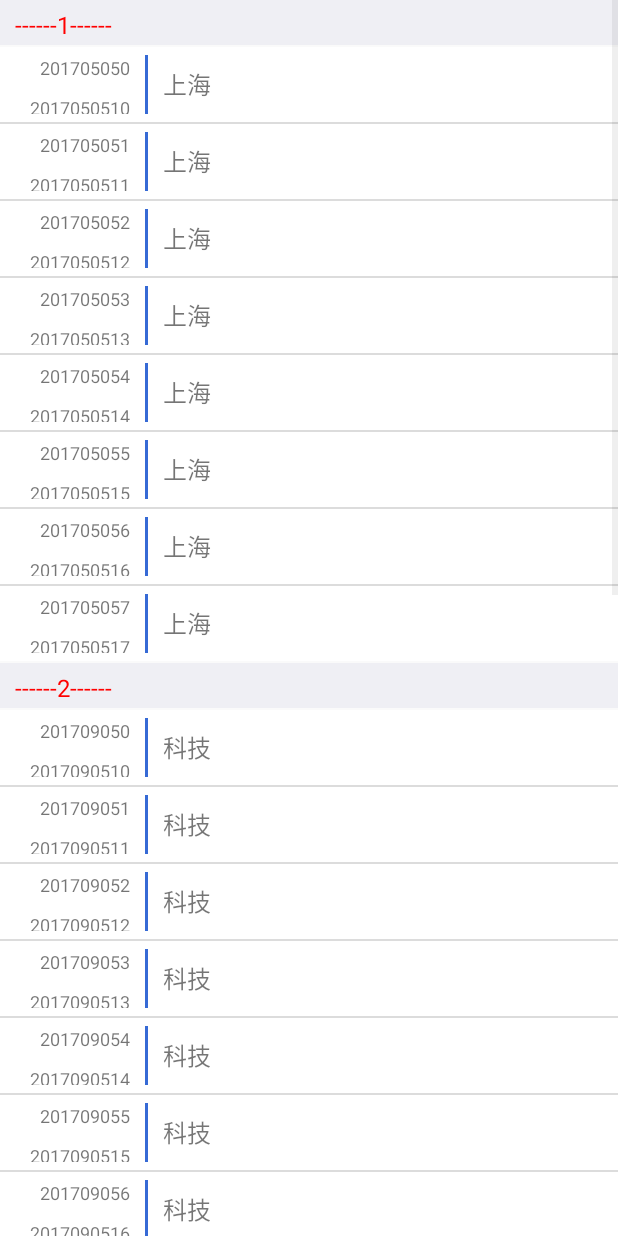
After one commit to 1097919195/MyRecyclerView, an Android app: the ListViewSectionActivity screen opened directly, with no data from a screen before it, on a phone screen of 412 x 824 dp. The commit adds this screen. Run offline under Robolectric (Android 15) with nearby library versions, the phone set to English and light mode, and no system bars.

Commit message:
sectionListView

```diff
--- a/app/src/main/AndroidManifest.xml
+++ b/app/src/main/AndroidManifest.xml
@@ -54,6 +54,7 @@
         <activity android:name=".activity.AnimActivity" />
         <activity android:name=".activity.TreeListActivity" />
         <activity android:name=".activity.ClipActivity" />
+        <activity android:name=".activity.ListViewSectionActivity" />
 
         <receiver
             android:name=".receiver.LockReceiver"
--- /dev/null
+++ b/app/src/main/java/com/example/zjl/myrecyclerview/activity/ListViewSectionActivity.java
@@ -0,0 +1,80 @@
+package com.example.zjl.myrecyclerview.activity;
+
+import android.app.Activity;
+import android.content.ClipData;
+import android.content.ClipboardManager;
+import android.content.Context;
+import android.content.Intent;
+import android.os.Bundle;
+import android.text.TextUtils;
+import android.view.View;
+import android.widget.Button;
+import android.widget.EditText;
+import android.widget.ListView;
+import android.widget.Toast;
+
+import com.example.zjl.myrecyclerview.R;
+import com.example.zjl.myrecyclerview.adapter.GroupListAdapter;
+import com.example.zjl.myrecyclerview.bean.DataModel;
+
+import java.util.ArrayList;
+import java.util.List;
+
+/**
+ * Created by Administrator on 2018/9/6 0006.
+ */
+
+public class ListViewSectionActivity extends Activity {
+    private Context mContext;
+    private ListView lv_list;
+
+    private List<DataModel> list=null;
+    private List<DataModel> groupkey=new ArrayList<DataModel>();
+    private List<DataModel> aList = new ArrayList<DataModel>();
+    private List<DataModel> bList = new ArrayList<DataModel>();
+
+    @Override
+    protected void onCreate(Bundle savedInstanceState) {
+        super.onCreate(savedInstanceState);
+        setContentView(R.layout.act_section);
+
+        mContext = this;
+        lv_list = (ListView) findViewById(R.id.lv_list);
+        initData();
+    }
+
+    private void initData(){
+        list = new ArrayList<DataModel>();
+
+        DataModel model = new DataModel();
+        model.setTitle("------1------");
+        groupkey.add(model);
+        model = new DataModel();
+        model.setTitle("------2------");
+        groupkey.add(model);
+
+        for(int i=0; i<8; i++){
+            model = new DataModel();
+            model.setContent("上海");
+            model.setStartTime("20170505"+i);
+            model.setEndTime("20170505"+(i+10));
+            aList.add(model);
+        }
+        //add是将传入的参数作为当前List中的一个Item存储，即使你传入一个List也只会另当前的List增加1个元素
+        //addAll是传入一个List，将此List中的所有元素加入到当前List中，也就是当前List会增加的元素个数为传入的List的大小
+        list.add(groupkey.get(0));
+        list.addAll(aList);
+
+        for(int i=0; i<25; i++){
+            model = new DataModel();
+            model.setStartTime("20170905"+i);
+            model.setEndTime("20170905"+(i+10));
+            model.setContent("科技");
+            bList.add(model);
+        }
+        list.add(groupkey.get(1));
+        list.addAll(bList);
+
+        lv_list.setAdapter(new GroupListAdapter(mContext, groupkey, list));
+    }
+}
--- a/app/src/main/java/com/example/zjl/myrecyclerview/activity/MainActivity.java
+++ b/app/src/main/java/com/example/zjl/myrecyclerview/activity/MainActivity.java
@@ -157,6 +157,14 @@ public class MainActivity extends AppCompatActivity {
                 startActivity(intent);
             }
         });
+
+        findViewById(R.id.listview).setOnClickListener(new View.OnClickListener() {
+            @Override
+            public void onClick(View v) {
+                Intent intent = new Intent(MainActivity.this, ListViewSectionActivity.class);
+                startActivity(intent);
+            }
+        });
     }
 
     private boolean getIsArtInUse() {
--- /dev/null
+++ b/app/src/main/java/com/example/zjl/myrecyclerview/adapter/GroupListAdapter.java
@@ -0,0 +1,93 @@
+package com.example.zjl.myrecyclerview.adapter;
+
+import android.content.Context;
+import android.view.View;
+import android.view.ViewGroup;
+import android.widget.BaseAdapter;
+import android.widget.LinearLayout;
+import android.widget.RelativeLayout;
+import android.widget.TextView;
+
+import com.example.zjl.myrecyclerview.R;
+import com.example.zjl.myrecyclerview.bean.DataModel;
+
+import java.util.ArrayList;
+import java.util.List;
+
+/**
+ * Created by Administrator on 2018/9/20 0020.
+ */
+
+public class GroupListAdapter extends BaseAdapter {
+    private Context mContext;
+    private List<DataModel> list_group = new ArrayList<DataModel>();
+    private List<DataModel> list_event = new ArrayList<DataModel>();
+
+    public GroupListAdapter(Context context, List<DataModel> list_group, List<DataModel> list_event){
+        mContext = context;
+        this.list_group = list_group;
+        this.list_event = list_event;
+    }
+
+    @Override
+    public int getCount() {
+        return list_event.size();
+    }
+
+    @Override
+    public DataModel getItem(int position) {
+        return list_event.get(position);
+    }
+
+    @Override
+    public long getItemId(int position) {
+        return position;
+    }
+
+    @Override
+    public View getView(int position, View convertView, ViewGroup parent) {
+        ViewHolder viewHolder;
+        if (convertView == null){
+            viewHolder = new ViewHolder();
+            convertView = View.inflate(mContext, R.layout.items_section, null);
+            viewHolder.ll_list_items = (LinearLayout) convertView.findViewById(R.id.ll_list_items);
+            viewHolder.tv_start_time = (TextView) convertView.findViewById(R.id.tv_start_time);
+            viewHolder.tv_end_time = (TextView) convertView.findViewById(R.id.tv_end_time);
+            viewHolder.tv_content = (TextView) convertView.findViewById(R.id.tv_content);
+            viewHolder.rl_group_items = (RelativeLayout) convertView.findViewById(R.id.rl_items_group);
+            viewHolder.tv_title = (TextView) convertView.findViewById(R.id.tv_title);
+            convertView.setTag(viewHolder);
+        } else {
+            viewHolder = (ViewHolder) convertView.getTag();
+        }
+
+        if (list_group.contains(getItem(position))){
+            viewHolder.ll_list_items.setVisibility(View.GONE);
+            viewHolder.rl_group_items.setVisibility(View.VISIBLE);
+            viewHolder.tv_title.setText(getItem(position).getTitle());
+        } else {
+            viewHolder.ll_list_items.setVisibility(View.VISIBLE);
+            viewHolder.rl_group_items.setVisibility(View.GONE);
+            viewHolder.tv_start_time.setText(getItem(position).getStartTime());
+            viewHolder.tv_end_time.setText(getItem(position).getEndTime());
+            viewHolder.tv_content.setText(getItem(position).getContent());
+        }
+        return convertView;
+    }
+
+    //如果是只显示头部的item的话返回false,即不可以点击该item
+    @Override
+    public boolean isEnabled(int position) {
+        if (list_group.contains(list_event.get(position))){
+            return false;
+        }
+        return super.isEnabled(position);
+    }
+
+
+    class ViewHolder{
+        LinearLayout ll_list_items;
+        RelativeLayout rl_group_items;
+        TextView tv_start_time, tv_end_time, tv_content, tv_title;
+    }
+}
--- /dev/null
+++ b/app/src/main/java/com/example/zjl/myrecyclerview/bean/DataModel.java
@@ -0,0 +1,44 @@
+package com.example.zjl.myrecyclerview.bean;
+
+/**
+ * Created by Administrator on 2018/9/20 0020.
+ */
+
+public class DataModel {
+    private String title;
+    private String startTime;
+    private String endTime;
+    private String content;
+
+    public String getTitle() {
+        return title;
+    }
+
+    public void setTitle(String title) {
+        this.title = title;
+    }
+
+    public String getStartTime() {
+        return startTime;
+    }
+
+    public void setStartTime(String startTime) {
+        this.startTime = startTime;
+    }
+
+    public String getEndTime() {
+        return endTime;
+    }
+
+    public void setEndTime(String endTime) {
+        this.endTime = endTime;
+    }
+
+    public String getContent() {
+        return content;
+    }
+
+    public void setContent(String content) {
+        this.content = content;
+    }
+}
--- a/app/src/main/res/layout/act_main.xml
+++ b/app/src/main/res/layout/act_main.xml
@@ -46,8 +46,15 @@
         android:layout_height="wrap_content"
         android:text="clip界面"/>
 
+    <Button
+        android:layout_below="@+id/clipAct"
+        android:id="@+id/listview"
+        android:layout_width="match_parent"
+        android:layout_height="wrap_content"
+        android:text="listView头部原理"/>
+
     <ExpandableListView
-        android:layout_below="@id/clipAct"
+        android:layout_below="@id/listview"
         android:id="@+id/expand_list"
         android:layout_width="match_parent"
         android:layout_height="match_parent"
--- /dev/null
+++ b/app/src/main/res/layout/act_section.xml
@@ -0,0 +1,12 @@
+<?xml version="1.0" encoding="utf-8"?>
+<LinearLayout xmlns:android="http://schemas.android.com/apk/res/android"
+    android:layout_width="match_parent"
+    android:layout_height="match_parent"
+    android:orientation="vertical">
+
+    <ListView
+        android:id="@+id/lv_list"
+        android:layout_width="match_parent"
+        android:layout_height="match_parent">
+    </ListView>
+</LinearLayout>
--- /dev/null
+++ b/app/src/main/res/layout/items_section.xml
@@ -0,0 +1,80 @@
+<?xml version="1.0" encoding="utf-8"?>
+<LinearLayout xmlns:android="http://schemas.android.com/apk/res/android"
+    xmlns:tools="http://schemas.android.com/tools"
+    android:layout_width="match_parent"
+    android:layout_height="wrap_content"
+    android:orientation="vertical">
+
+    <RelativeLayout
+        android:id="@+id/rl_items_group"
+        android:layout_width="match_parent"
+        android:layout_height="30dp"
+        android:layout_gravity="center_vertical"
+        android:background="#efeff4"
+        android:orientation="vertical"
+        android:paddingBottom="5dp"
+        android:paddingLeft="10dp"
+        android:paddingRight="10dp"
+        android:paddingTop="5dp">
+
+        <TextView
+            android:id="@+id/tv_title"
+            android:layout_width="wrap_content"
+            android:layout_height="wrap_content"
+            android:text="------1------"
+            android:textColor="#f00"
+            android:textSize="16sp" />
+    </RelativeLayout>
+
+    <LinearLayout
+        android:id="@+id/ll_list_items"
+        android:layout_width="match_parent"
+        android:layout_height="50dp"
+        android:background="#fff"
+        android:paddingBottom="5dp"
+        android:paddingLeft="10dp"
+        android:paddingRight="10dp"
+        android:paddingTop="5dp">
+
+        <LinearLayout
+            android:layout_width="wrap_content"
+            android:layout_height="match_parent"
+            android:orientation="vertical"
+            android:paddingLeft="10dp"
+            android:paddingRight="10dp">
+
+            <TextView
+                android:id="@+id/tv_start_time"
+                android:layout_width="wrap_content"
+                android:layout_height="wrap_content"
+                android:layout_gravity="right"
+                android:text="8:00"
+                android:textSize="12sp" />
+
+            <TextView
+                android:id="@+id/tv_end_time"
+                android:layout_width="wrap_content"
+                android:layout_height="wrap_content"
+                android:layout_marginTop="10dp"
+                android:text="9:00"
+                android:textSize="12sp" />
+        </LinearLayout>
+
+        <View
+            android:layout_width="2dp"
+            android:layout_height="match_parent"
+            android:background="#f73066d4"
+            android:padding="5dp" />
+
+        <TextView
+            android:id="@+id/tv_content"
+            android:layout_width="match_parent"
+            android:layout_height="wrap_content"
+            android:layout_gravity="center"
+            android:layout_marginLeft="10dp"
+            android:singleLine="true"
+            android:text="测试数据"
+            android:textSize="16sp" />
+    </LinearLayout>
+
+</LinearLayout>
```
